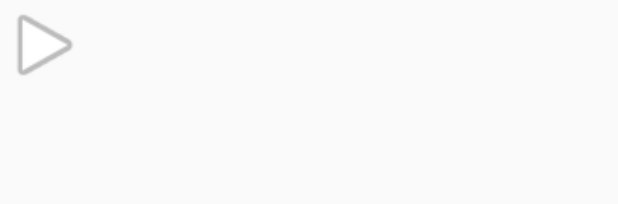
After one commit to msomu/PopularMovies, an Android app: the layout item_trailer_recycler.xml on its own in the app's theme, with its tools: preview values and no code run, on a phone screen of 412 x 824 dp. The commit adds this screen. Shown: the top 204 px of the screen. Run offline under Robolectric (Android 15) with nearby library versions, the phone set to English and light mode, and no system bars.

Commit message:
trailer working

```diff
--- /dev/null
+++ b/app/src/main/res/layout/item_trailer_recycler.xml
@@ -0,0 +1,17 @@
+<?xml version="1.0" encoding="utf-8"?>
+<LinearLayout xmlns:android="http://schemas.android.com/apk/res/android"
+    android:layout_width="match_parent"
+    android:layout_height="wrap_content"
+    android:orientation="horizontal">
+
+    <ImageView
+        android:layout_width="60dp"
+        android:layout_height="60dp"
+        android:src="@android:drawable/ic_media_play" />
+
+    <TextView
+        android:id="@+id/trailer_number"
+        android:layout_width="match_parent"
+        android:layout_height="wrap_content"
+        android:layout_gravity="center_vertical" />
+</LinearLayout>
```
Also changed, not shown: app/src/main/java/com/msomu/popularmovies/detail/DetailActivityFragment.java (+23 -2 lines), app/src/main/java/com/msomu/popularmovies/detail/TrailerAdapter.java (added, +89 -0 lines), app/src/main/res/layout/fragment_detail.xml (+7 -0 lines).
